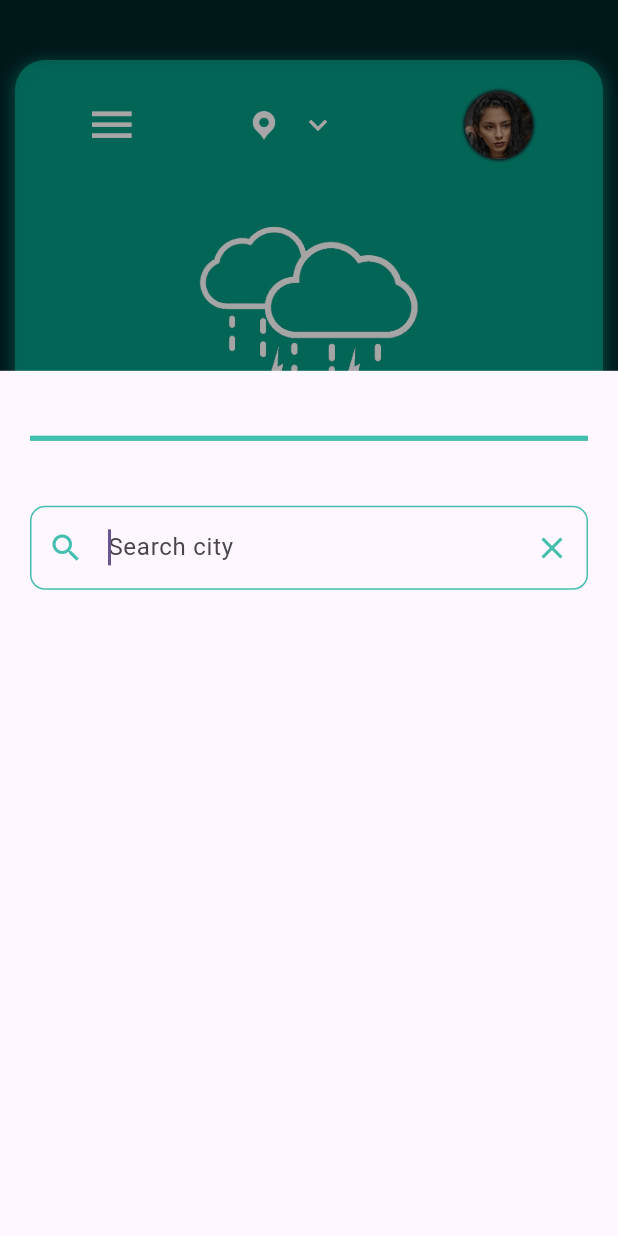
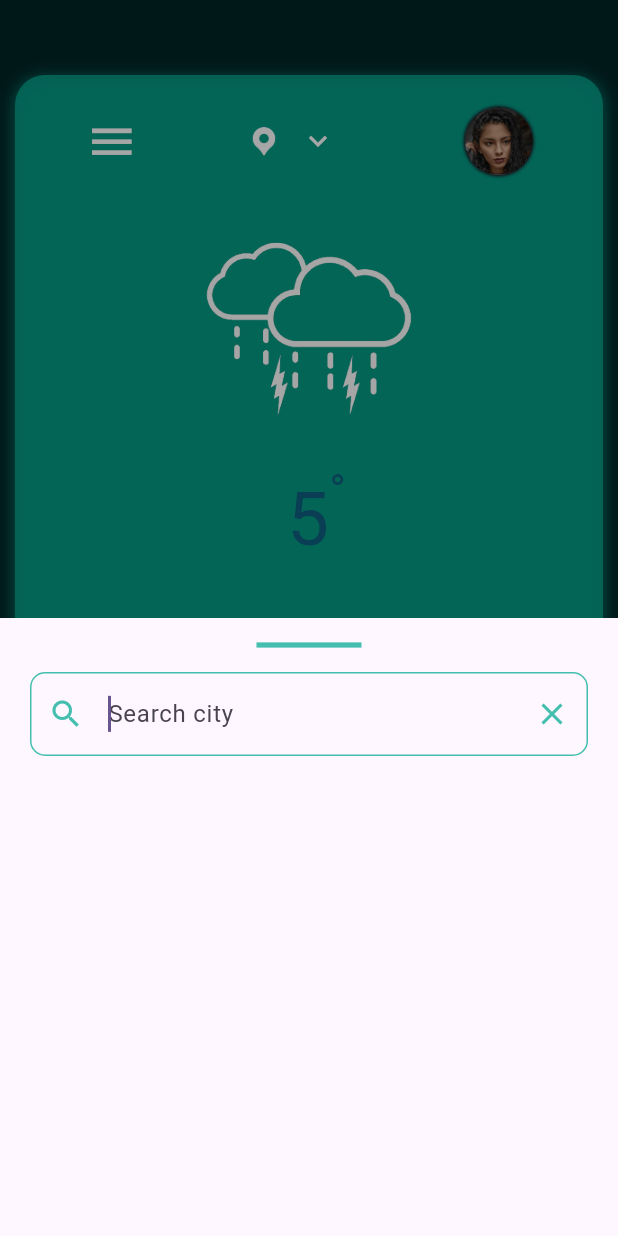
Before and after one commit to alexbecerradev/flutterweatherapp, a Flutter app: the HomePage screen opened directly with empty values, after a tap on the "keyboard arrow down" icon, on a phone screen of 412 x 824 dp. Run offline on Flutter 3.47's test engine with Material 2 defaults, Android fonts, the phone set to English and light mode, and no system bars; our stand-ins replace google_fonts, modal_bottom_sheet; network calls fail; Roboto replaces fonts that are missing (Mukta).

Commit message:
version 1.1.2

```diff
--- a/lib/ui/home_page.dart
+++ b/lib/ui/home_page.dart
@@ -102,7 +102,7 @@ class _HomePageState extends State<HomePage> {
       body: Container(
         width: size.width,
         height: size.height,
-        padding: const EdgeInsets.only(top: 40, left: 10, right: 10),
+        padding: const EdgeInsets.only(top: 50, left: 10, right: 10),
         color: _constants.primaryColor.withOpacity(.1),
         child: Column(
           crossAxisAlignment: CrossAxisAlignment.center,
@@ -161,13 +161,13 @@ class _HomePageState extends State<HomePage> {
                                     controller:
                                         ModalScrollController.of(context),
                                     child: Container(
-                                      height: size.height * .7,
+                                      height: size.height * .5,
                                       padding: const EdgeInsets.symmetric(
                                           horizontal: 20, vertical: 10),
                                       child: Column(
                                         children: [
                                           SizedBox(
-                                            height: 70,
+                                            width: 70,
                                             child: Divider(
                                               thickness: 3.5,
                                               color: _constants.primaryColor,
@@ -245,7 +245,7 @@ class _HomePageState extends State<HomePage> {
                   ),
                   Center(
                     child: SizedBox(
-                      height: 160,
+                      height: 150,
                       // ignore: prefer_interpolation_to_compose_strings
                       child: Image.asset("assets/" + weatherIcon),
                     ),
@@ -332,14 +332,15 @@ class _HomePageState extends State<HomePage> {
             ),
             Container(
               padding: const EdgeInsets.only(top: 10),
-              height: size.height * .15,
+              height: size.height * .20,
               // ignore: prefer_const_constructors
               child: Column(
                 mainAxisAlignment: MainAxisAlignment.spaceBetween,
                 crossAxisAlignment: CrossAxisAlignment.center,
                 children: [
                   Padding(
-                    padding: const EdgeInsets.only(left: 10, right: 10, top: 5),
+                    padding: const EdgeInsets.only(
+                        left: 10, right: 10, top: 10, bottom: 10),
                     child: Row(
                       mainAxisAlignment: MainAxisAlignment.spaceBetween,
                       children: [
@@ -375,11 +376,8 @@ class _HomePageState extends State<HomePage> {
                       ],
                     ),
                   ),
-                  const SizedBox(
-                    height: 5,
-                  ),
                   SizedBox(
-                    height: 100,
+                    height: 90,
                     child: ListView.builder(
                       itemCount: hourlyWeatherForecast.length,
                       scrollDirection: Axis.horizontal,
@@ -439,10 +437,10 @@ class _HomePageState extends State<HomePage> {
                               Image.asset(
                                 // ignore: prefer_interpolation_to_compose_strings
                                 'assets/' + forecastWeatherIcon,
-                                width: 20,
-                                height: 20,
+                                width: 40,
+                                height: 40,
                               ),
-                              Row(
+                              /*Row(
                                 mainAxisAlignment: MainAxisAlignment.center,
                                 children: [
                                   Text(
@@ -469,7 +467,7 @@ class _HomePageState extends State<HomePage> {
                                     ),
                                   )
                                 ],
-                              ),
+                              ),*/
                             ],
                           ),
                         );
```
Also changed, not shown: lib/ui/get_started.dart (+4 -19 lines), assets/logo.png (added).
